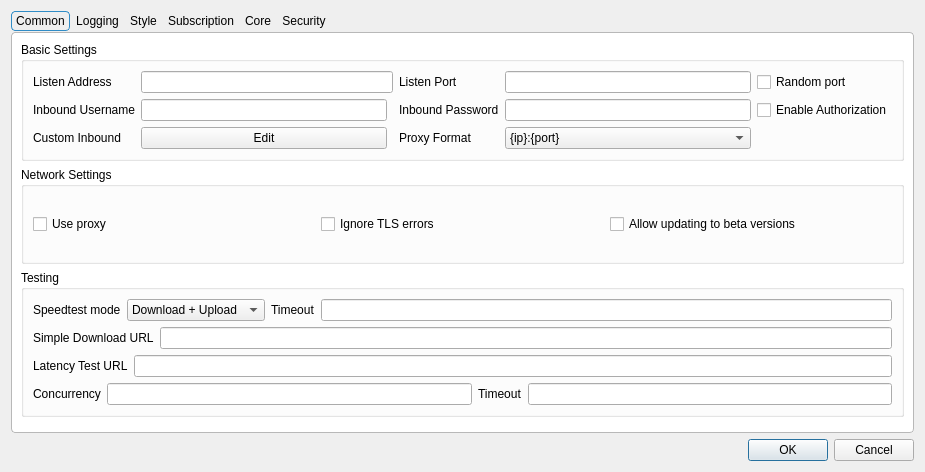
First picture: the form in include/ui/setting/dialog_basic_settings.ui, repository throneproj/Throne, before the edit.
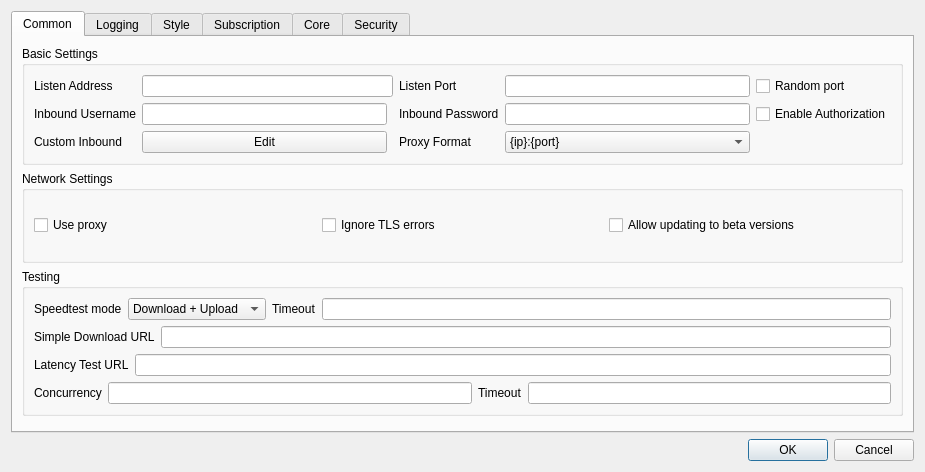
Second picture: the form after the edit. Custom widgets are drawn as their Qt base class.

Commit message: fix: remove tabs property stylesheets

The edit to the form file:
```diff
--- a/include/ui/setting/dialog_basic_settings.ui
+++ b/include/ui/setting/dialog_basic_settings.ui
@@ -38,44 +38,6 @@
        <height>414</height>
       </size>
      </property>
-     <property name="styleSheet">
-      <string notr="true">QTabWidget::pane {
-    margin-top: 1px;
-    background: palette(base);
-    border: 1px solid palette(mid);
-    border-radius: 4px;
-}
-
-QTabBar {
-    background: transparent;
-    qproperty-drawBase: 0;
-}
-
-QTabBar::tab {
-    background-color: palette(button);
-    color: palette(button-text);
-
-    border: 1px solid palette(midlight);
-    border-radius: 4px;
-
-    padding: 2px 4px;
-    margin-right: 1px;
-}
-
-QTabBar::tab:selected {
-    border: 1px solid palette(highlight);
-    background-color: palette(window); 
-}
-
-QTabBar::tab:!selected {
-    border: 1px solid palette(button);
-}
-
-QTabBar::tab:hover:!selected {
-    border: 1px solid palette(button);
-    background-color: palette(midlight);
-}</string>
-     </property>
      <property name="tabShape">
       <enum>QTabWidget::TabShape::Rounded</enum>
      </property>
```
The commit also changes 4 other files.
